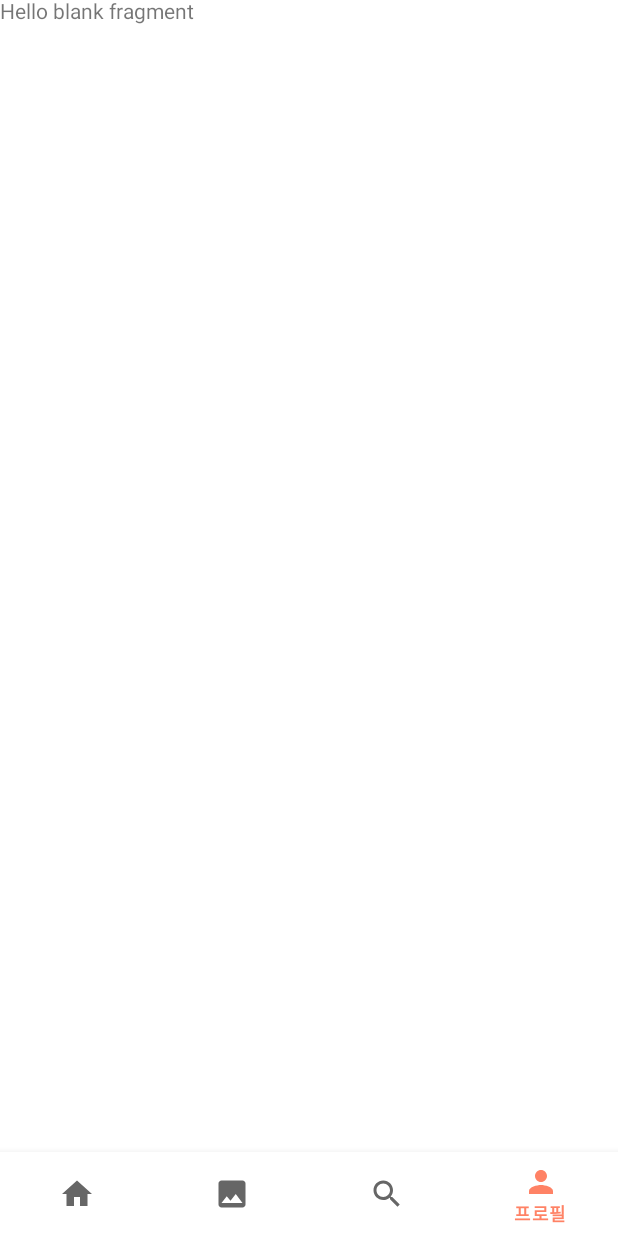
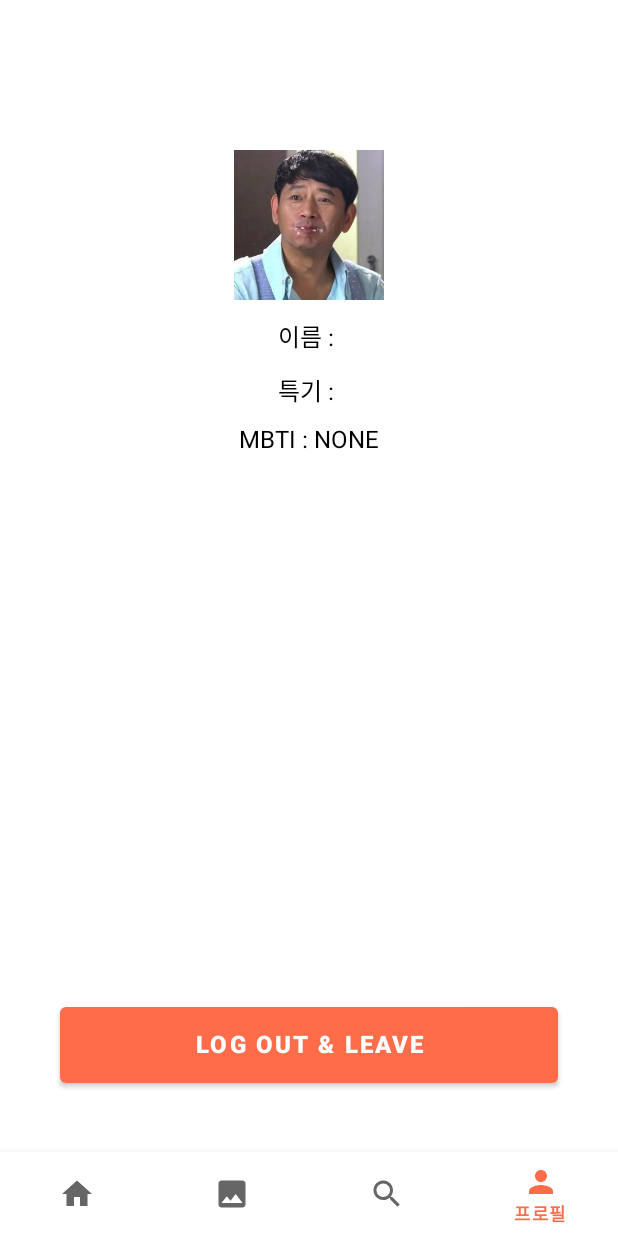
Before and after one commit to GO-SOPT-ANDROID/chaeyeon-jeon, an Android app: the MainActivity screen opened directly, with no data from a screen before it, item 4 of the bottom bar chosen, on a phone screen of 412 x 824 dp. Run offline under Robolectric (Android 15) with nearby library versions, the phone set to English and light mode, and no system bars; our stand-ins replace Dagger/Hilt's generated code, Timber, data binding; 1 statement that could not run was skipped.

Commit message:
[FEAT/#3] ProfileFragment 구현

```diff
--- a/app/src/main/java/org/android/go/sopt/presentation/main/MainActivity.kt
+++ b/app/src/main/java/org/android/go/sopt/presentation/main/MainActivity.kt
@@ -1,7 +1,6 @@
 package org.android.go.sopt.presentation.main
 
 import android.os.Bundle
-import androidx.activity.viewModels
 import androidx.fragment.app.Fragment
 import androidx.fragment.app.commit
 import androidx.fragment.app.replace
@@ -16,11 +15,8 @@ import org.android.go.sopt.util.binding.BindingActivity
 
 @AndroidEntryPoint
 class MainActivity : BindingActivity<ActivityMainBinding>(R.layout.activity_main) {
-    private val viewModel by viewModels<MainViewModel>()
-
     override fun onCreate(savedInstanceState: Bundle?) {
         super.onCreate(savedInstanceState)
-        binding.vm = viewModel
 
         initNavigationBar()
     }
--- a/app/src/main/java/org/android/go/sopt/presentation/main/profile/ProfileFragment.kt
+++ b/app/src/main/java/org/android/go/sopt/presentation/main/profile/ProfileFragment.kt
@@ -1,14 +1,37 @@
 package org.android.go.sopt.presentation.main.profile
 
+import android.content.Intent
 import android.os.Bundle
 import android.view.View
+import androidx.fragment.app.viewModels
+import dagger.hilt.android.AndroidEntryPoint
 import org.android.go.sopt.R
 import org.android.go.sopt.databinding.FragmentProfileBinding
+import org.android.go.sopt.presentation.login.LoginActivity
 import org.android.go.sopt.util.binding.BindingFragment
+import org.android.go.sopt.util.extension.setOnSingleClickListener
+import org.android.go.sopt.util.extension.showToast
 
+@AndroidEntryPoint
 class ProfileFragment : BindingFragment<FragmentProfileBinding>(R.layout.fragment_profile) {
+    private val viewModel by viewModels<ProfileViewModel>()
+
     override fun onViewCreated(view: View, savedInstanceState: Bundle?) {
         super.onViewCreated(view, savedInstanceState)
+        binding.vm = viewModel
+
+        initLogoutAndLeaveBtnClickListener()
+    }
+
+    private fun initLogoutAndLeaveBtnClickListener() {
+        binding.btnProfileLogoutAndLeave.setOnSingleClickListener {
+            viewModel.clearLocalPref()
+            requireContext().showToast(getString(R.string.profile_logout_and_leave_msg))
+            Intent(activity, LoginActivity::class.java).apply {
+                flags = Intent.FLAG_ACTIVITY_NEW_TASK or Intent.FLAG_ACTIVITY_CLEAR_TASK
+                startActivity(this)
+            }
+        }
     }
 
     companion object {
--- a/app/src/main/java/org/android/go/sopt/presentation/main/MainViewModel.kt
+++ b/app/src/main/java/org/android/go/sopt/presentation/main/profile/ProfileViewModel.kt
@@ -1,4 +1,4 @@
-package org.android.go.sopt.presentation.main
+package org.android.go.sopt.presentation.main.profile
 
 import androidx.lifecycle.MutableLiveData
 import androidx.lifecycle.ViewModel
@@ -8,17 +8,18 @@ import org.android.go.sopt.domain.repository.AuthRepository
 import javax.inject.Inject
 
 @HiltViewModel
-class MainViewModel @Inject constructor(
+class ProfileViewModel @Inject constructor(
     private val authRepository: AuthRepository,
 ) : ViewModel() {
-    // TODO : 프로필 보여주는 Fragment ViewModel 으로 로직 옮기기
     val signedUpUser = MutableLiveData<User>()
 
     init {
-        signedUpUser.value = getSignedUpUser()
+        getSignedUpUser()
     }
 
-    private fun getSignedUpUser(): User = authRepository.getSignedUpUser() ?: User()
+    private fun getSignedUpUser() {
+        signedUpUser.value = authRepository.getSignedUpUser() ?: User()
+    }
 
     fun clearLocalPref() {
         authRepository.clearLocalPref()
--- a/app/src/main/java/org/android/go/sopt/util/binding/BindingAdapter.kt
+++ b/app/src/main/java/org/android/go/sopt/util/binding/BindingAdapter.kt
@@ -7,10 +7,10 @@ import coil.transform.RoundedCornersTransformation
 
 object BindingAdapter {
     @JvmStatic
-    @BindingAdapter("setCircleImage")
-    fun ImageView.setCircleImage(img: String?) {
+    @BindingAdapter("setRoundedCornersImage")
+    fun ImageView.setRoundedCornersImage(img: String?) {
         load(img) {
-            // TODO : placeholder & load error 이미지 추가
+            // TODO: placeholder & load error 이미지 추가
             transformations(RoundedCornersTransformation(50f))
         }
     }
--- a/app/src/main/res/layout/activity_main.xml
+++ b/app/src/main/res/layout/activity_main.xml
@@ -6,13 +6,10 @@
 
     <data>
 
-        <variable
-            name="vm"
-            type="org.android.go.sopt.presentation.main.MainViewModel" />
     </data>
 
     <androidx.constraintlayout.widget.ConstraintLayout
-        android:id="@+id/layout_main"
+        android:id="@+id/layout_profile"
         android:layout_width="match_parent"
         android:layout_height="match_parent">
 
--- a/app/src/main/res/layout/fragment_profile.xml
+++ b/app/src/main/res/layout/fragment_profile.xml
@@ -1,19 +1,79 @@
 <?xml version="1.0" encoding="utf-8"?>
-<layout>
+<layout xmlns:android="http://schemas.android.com/apk/res/android"
+    xmlns:app="http://schemas.android.com/apk/res-auto"
+    xmlns:tools="http://schemas.android.com/tools"
+    tools:context=".presentation.main.profile.ProfileFragment">
 
-    <data></data>
+    <data>
 
-    <androidx.constraintlayout.widget.ConstraintLayout xmlns:android="http://schemas.android.com/apk/res/android"
-        xmlns:tools="http://schemas.android.com/tools"
+        <variable
+            name="vm"
+            type="org.android.go.sopt.presentation.main.profile.ProfileViewModel" />
+    </data>
+
+    <androidx.constraintlayout.widget.ConstraintLayout
+        android:id="@+id/layout_profile"
         android:layout_width="match_parent"
-        android:layout_height="match_parent"
-        tools:context=".presentation.main.profile.ProfileFragment">
+        android:layout_height="match_parent">
 
-        <!-- TODO: Update blank fragment layout -->
+        <ImageView
+            android:id="@+id/iv_profile_profile"
+            android:layout_width="100dp"
+            android:layout_height="0dp"
+            android:layout_marginTop="100dp"
+            android:contentDescription="@string/profile_img_description"
+            android:src="@drawable/img_main_profile"
+            app:layout_constraintDimensionRatio="1:1"
+            app:layout_constraintEnd_toEndOf="parent"
+            app:layout_constraintStart_toStartOf="parent"
+            app:layout_constraintTop_toTopOf="parent" />
+
         <TextView
+            android:id="@+id/tv_profile_name"
+            android:layout_width="wrap_content"
+            android:layout_height="wrap_content"
+            android:layout_marginTop="12dp"
+            android:text="@{@string/profile_name(vm.signedUpUser.name)}"
+            android:textColor="@color/black"
+            android:textSize="16sp"
+            app:layout_constraintEnd_toEndOf="parent"
+            app:layout_constraintStart_toStartOf="parent"
+            app:layout_constraintTop_toBottomOf="@id/iv_profile_profile" />
+
+        <TextView
+            android:id="@+id/tv_profile_specialty"
+            android:layout_width="wrap_content"
+            android:layout_height="wrap_content"
+            android:layout_marginTop="12dp"
+            android:text="@{@string/profile_specialty(vm.signedUpUser.specialty)}"
+            android:textColor="@color/black"
+            android:textSize="16sp"
+            app:layout_constraintEnd_toEndOf="parent"
+            app:layout_constraintStart_toStartOf="parent"
+            app:layout_constraintTop_toBottomOf="@id/tv_profile_name" />
+
+        <TextView
+            android:id="@+id/tv_profile_mbti"
+            android:layout_width="wrap_content"
+            android:layout_height="wrap_content"
+            android:layout_marginTop="12dp"
+            android:text="@{@string/profile_mbti(vm.signedUpUser.mbti)}"
+            android:textColor="@color/black"
+            android:textSize="16sp"
+            app:layout_constraintEnd_toEndOf="parent"
+            app:layout_constraintStart_toStartOf="parent"
+            app:layout_constraintTop_toBottomOf="@id/tv_profile_specialty" />
+
+        <Button
+            android:id="@+id/btn_profile_logout_and_leave"
             android:layout_width="match_parent"
-            android:layout_height="match_parent"
-            android:text="@string/hello_blank_fragment" />
-
+            android:layout_height="wrap_content"
+            android:layout_marginHorizontal="40dp"
+            android:layout_marginBottom="40dp"
+            android:paddingVertical="16dp"
+            android:text="@string/profile_logout_and_leave_btn"
+            android:textSize="16sp"
+            android:textStyle="bold"
+            app:layout_constraintBottom_toBottomOf="parent" />
     </androidx.constraintlayout.widget.ConstraintLayout>
 </layout>
--- a/app/src/main/res/layout/item_home_repo.xml
+++ b/app/src/main/res/layout/item_home_repo.xml
@@ -19,9 +19,10 @@
 
         <ImageView
             android:id="@+id/iv_repo_profile"
-            setCircleImage="@{data.image}"
+            setRoundedCornersImage="@{data.image}"
             android:layout_width="0dp"
             android:layout_height="100dp"
+            android:contentDescription="@{@string/home_repo_img_description(data.name)}"
             app:layout_constraintBottom_toBottomOf="parent"
             app:layout_constraintDimensionRatio="1:1"
             app:layout_constraintStart_toStartOf="parent"
--- a/app/src/main/res/values-night/themes.xml
+++ b/app/src/main/res/values-night/themes.xml
@@ -2,8 +2,8 @@
     <!-- Base application theme. -->
     <style name="Theme.GOSOPTAndroid" parent="Theme.MaterialComponents.DayNight.DarkActionBar">
         <!-- Primary brand color. -->
-        <item name="colorPrimary">@color/purple_500</item>
-        <item name="colorPrimaryVariant">@color/purple_700</item>
+        <item name="colorPrimary">@color/coral_600</item>
+        <item name="colorPrimaryVariant">@color/coral_500</item>
         <item name="colorOnPrimary">@color/white</item>
         <!-- Secondary brand color. -->
         <item name="colorSecondary">@color/teal_200</item>
--- a/app/src/main/res/values/strings.xml
+++ b/app/src/main/res/values/strings.xml
@@ -36,16 +36,18 @@
     <string name="main_search">검색</string>
     <string name="main_profile">프로필</string>
 
-    <!-- main / profile -->
-    <string name="main_name">이름 : %s</string>
-    <string name="main_specialty">특기 : %s</string>
-    <string name="main_mbti">MBTI : %s</string>
-    <string name="main_logout_and_leave_btn">LOG OUT &amp; LEAVE</string>
-    <string name="main_logout_and_leave_msg">회원 정보가 삭제되었습니다.</string>
+    <!-- profile -->
+    <string name="profile_name">이름 : %s</string>
+    <string name="profile_specialty">특기 : %s</string>
+    <string name="profile_mbti">MBTI : %s</string>
+    <string name="profile_logout_and_leave_btn">LOG OUT &amp; LEAVE</string>
+    <string name="profile_logout_and_leave_msg">회원 정보가 삭제되었습니다.</string>
+    <string name="profile_img_description">프로필 이미지</string>
 
     <!-- home -->
     <string name="home_get_repo_list_fail_msg">리포지토리 목록 불러오기에 실패했습니다.</string>
-
+    <!-- home : repo item -->
+    <string name="home_repo_img_description">리포지토리 %s 이미지</string>
     <!-- home : repo header -->
     <string name="home_repo_header_title">Repository List</string>
 </resources>
--- a/app/src/main/res/values/themes.xml
+++ b/app/src/main/res/values/themes.xml
@@ -2,8 +2,8 @@
     <!-- Base application theme. -->
     <style name="Theme.GOSOPTAndroid" parent="Theme.MaterialComponents.DayNight.DarkActionBar">
         <!-- Primary brand color. -->
-        <item name="colorPrimary">@color/coral_500</item>
-        <item name="colorPrimaryVariant">@color/coral_600</item>
+        <item name="colorPrimary">@color/coral_600</item>
+        <item name="colorPrimaryVariant">@color/coral_500</item>
         <item name="colorOnPrimary">@color/white</item>
         <!-- Secondary brand color. -->
         <item name="colorSecondary">@color/teal_200</item>
```
